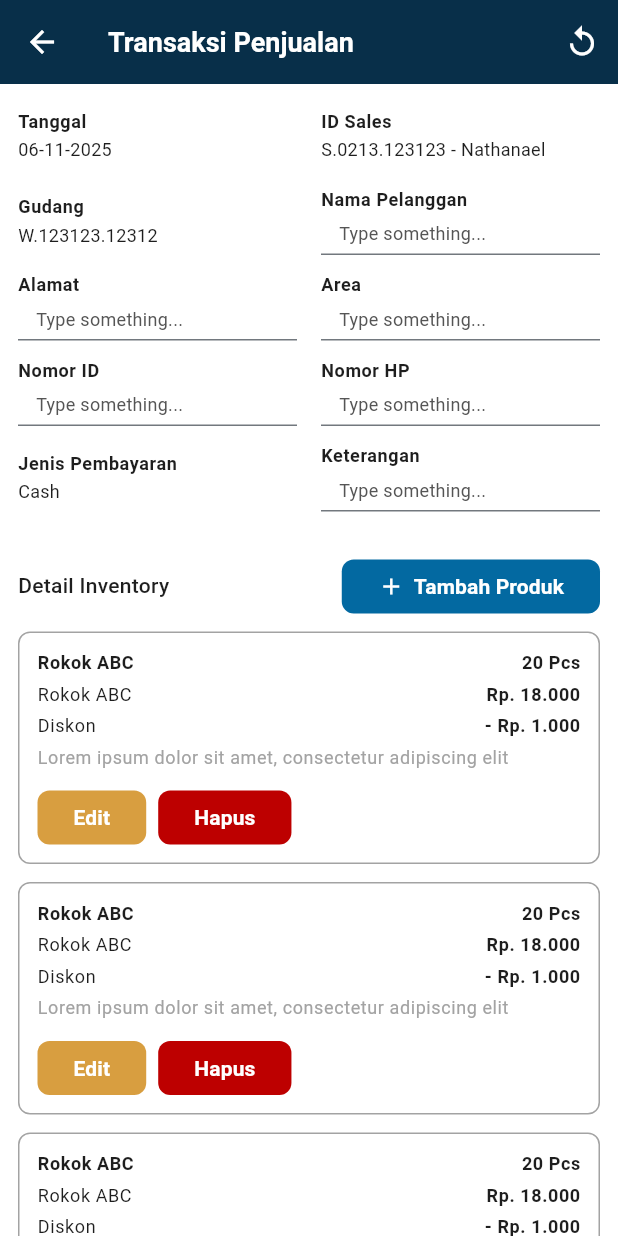
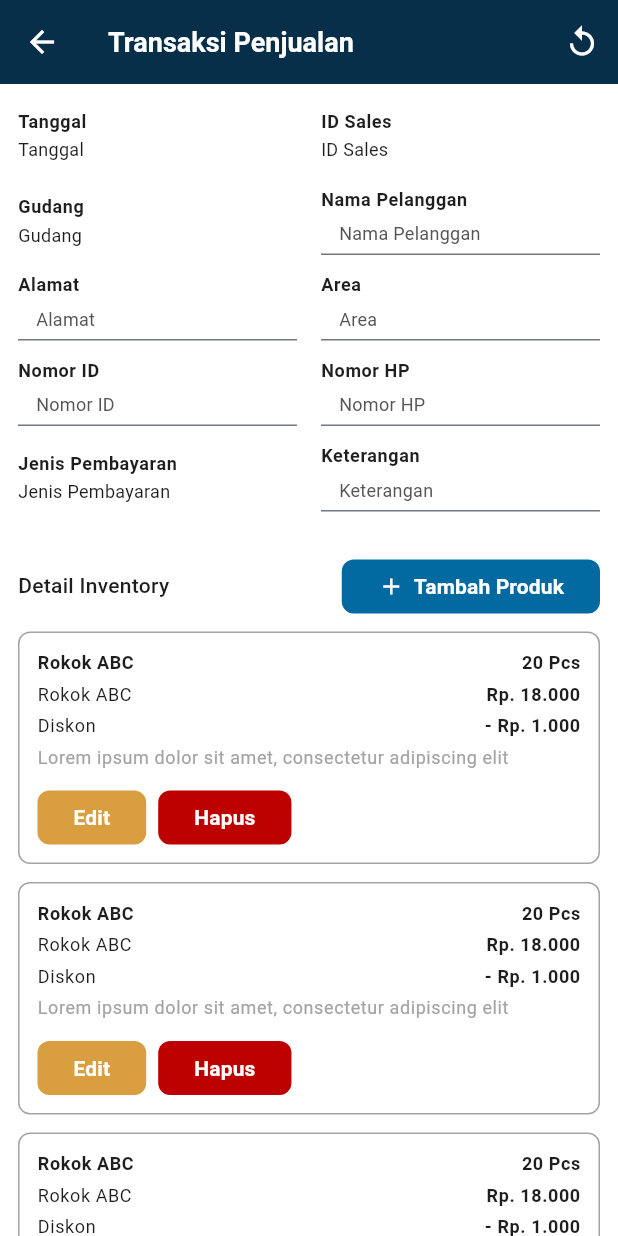
Before and after one commit to rezakurniagenesys-hash/SAIL-IN-CO, a Flutter app: the SalesTransactionScreen screen opened directly, on a phone screen of 412 x 824 dp. Run offline on Flutter 3.47's test engine with Material 3 defaults, Android fonts, the phone set to English and light mode, and no system bars; our stand-ins replace auto_size_text, connectivity_plus, dio, fl_chart, flutter_svg, image_picker and 3 more; accounts and stored records are empty.

Commit message:
update label language payment

```diff
--- a/lib/l10n/app_id.arb
+++ b/lib/l10n/app_id.arb
@@ -176,5 +176,15 @@
   "setting_address": "Alamat",
   "setting_phoneNumber": "Nomor HP",
   "setting_newPassword": "Kata Sandi Baru",
-  "setting_saveChanges": "Simpan Perubahan"
+  "setting_saveChanges": "Simpan Perubahan",
+  "payment_quickSalesPayment": "Pembayaran Penjualan Cepat",
+  "payment_totalAmount": "Jumlah Total",
+  "payment_remainingPayment": "Sisa Pembayaran",
+  "payment_returnId": "ID Retur",
+  "payment_returnValue": "Nilai Retur",
+  "payment_paymentMethod": "Metode Pembayaran",
+  "payment_pendingPayment": "Pembayaran Tertunda",
+  "payment_confirmPayment": "Konfirmasi Pembayaran",
+  "payment_salesOrderPayment": "Pembayaran Sales Order",
+  "payment_returnPayment": "Pembayaran Retur"
 }
--- a/lib/l10n/app_localizations.dart
+++ b/lib/l10n/app_localizations.dart
@@ -1102,6 +1102,66 @@ abstract class AppLocalizations {
   /// In en, this message translates to:
   /// **'Save Changes'**
   String get setting_saveChanges;
+
+  /// No description provided for @payment_quickSalesPayment.
+  ///
+  /// In en, this message translates to:
+  /// **'Quick Sales Payment'**
+  String get payment_quickSalesPayment;
+
+  /// No description provided for @payment_totalAmount.
+  ///
+  /// In en, this message translates to:
+  /// **'Total Amount'**
+  String get payment_totalAmount;
+
+  /// No description provided for @payment_remainingPayment.
+  ///
+  /// In en, this message translates to:
+  /// **'Remaining Payment'**
+  String get payment_remainingPayment;
+
+  /// No description provided for @payment_returnId.
+  ///
+  /// In en, this message translates to:
+  /// **'Return ID'**
+  String get payment_returnId;
+
+  /// No description provided for @payment_returnValue.
+  ///
+  /// In en, this message translates to:
+  /// **'Return Value'**
+  String get payment_returnValue;
+
+  /// No description provided for @payment_paymentMethod.
+  ///
+  /// In en, this message translates to:
+  /// **'Payment Method'**
+  String get payment_paymentMethod;
+
+  /// No description provided for @payment_pendingPayment.
+  ///
+  /// In en, this message translates to:
+  /// **'Pending Payment'**
+  String get payment_pendingPayment;
+
+  /// No description provided for @payment_confirmPayment.
+  ///
+  /// In en, this message translates to:
+  /// **'Confirm Payment'**
+  String get payment_confirmPayment;
+
+  /// No description provided for @payment_salesOrderPayment.
+  ///
+  /// In en, this message translates to:
+  /// **'Sales Order Payment'**
+  String get payment_salesOrderPayment;
+
+  /// No description provided for @payment_returnPayment.
+  ///
+  /// In en, this message translates to:
+  /// **'Return Payment'**
+  String get payment_returnPayment;
 }
 
 class _AppLocalizationsDelegate extends LocalizationsDelegate<AppLocalizations> {
--- a/lib/l10n/app_localizations_id.dart
+++ b/lib/l10n/app_localizations_id.dart
@@ -513,4 +513,34 @@ class AppLocalizationsId extends AppLocalizations {
 
   @override
   String get setting_saveChanges => 'Simpan Perubahan';
+
+  @override
+  String get payment_quickSalesPayment => 'Pembayaran Penjualan Cepat';
+
+  @override
+  String get payment_totalAmount => 'Jumlah Total';
+
+  @override
+  String get payment_remainingPayment => 'Sisa Pembayaran';
+
+  @override
+  String get payment_returnId => 'ID Retur';
+
+  @override
+  String get payment_returnValue => 'Nilai Retur';
+
+  @override
+  String get payment_paymentMethod => 'Metode Pembayaran';
+
+  @override
+  String get payment_pendingPayment => 'Pembayaran Tertunda';
+
+  @override
+  String get payment_confirmPayment => 'Konfirmasi Pembayaran';
+
+  @override
+  String get payment_salesOrderPayment => 'Pembayaran Sales Order';
+
+  @override
+  String get payment_returnPayment => 'Pembayaran Retur';
 }
--- a/lib/l10n/object/app_id.json
+++ b/lib/l10n/object/app_id.json
@@ -202,5 +202,19 @@
         "phoneNumber": "Nomor HP",
         "newPassword": "Kata Sandi Baru",
         "saveChanges": "Simpan Perubahan"
+    },
+
+
+    "payment": {
+        "quickSalesPayment": "Pembayaran Penjualan Cepat",
+        "totalAmount": "Jumlah Total",
+        "remainingPayment": "Sisa Pembayaran",
+        "returnId": "ID Retur",
+        "returnValue": "Nilai Retur",
+        "paymentMethod": "Metode Pembayaran",
+        "pendingPayment": "Pembayaran Tertunda",
+        "confirmPayment": "Konfirmasi Pembayaran",
+        "salesOrderPayment": "Pembayaran Sales Order",
+        "returnPayment": "Pembayaran Retur"
     }
 }
--- a/lib/ui/screens/customer_detail/customer_edit/customer_edit_screen.dart
+++ b/lib/ui/screens/customer_detail/customer_edit/customer_edit_screen.dart
@@ -25,10 +25,10 @@ class CustomerEditScreen extends StatelessWidget {
                 spacing: 14,
                 crossAxisAlignment: CrossAxisAlignment.start,
                 children: [
-                  inputItem(l.customerDetail_customerName, 'Type something...'),
-                  inputItem(l.customerDetail_labelAddress, 'Type something...'),
-                  inputItem(l.customerDetail_labelArea, 'Type something...'),
-                  inputItem(l.customerDetail_labelPhoneNumber, 'Type something...'),
+                  inputItem(l.customerDetail_customerName, l.customerDetail_customerName),
+                  inputItem(l.customerDetail_labelAddress, l.customerDetail_labelAddress),
+                  inputItem(l.customerDetail_labelArea, l.customerDetail_labelArea),
+                  inputItem(l.customerDetail_labelPhoneNumber, l.customerDetail_labelPhoneNumber),
                   AppDropdownField(
                     borderSideColor: AppColors.neutral400,
                     label: l.customerDetail_labelCustomerType,
--- a/lib/ui/screens/transactions/sales_transaction_screen.dart
+++ b/lib/ui/screens/transactions/sales_transaction_screen.dart
@@ -31,11 +31,11 @@ class SalesTransactionScreen extends StatelessWidget {
                       spacing: 12,
                       crossAxisAlignment: CrossAxisAlignment.start,
                       children: [
-                        infoItem(l.transaction_date, '06-11-2025'),
-                        infoItem(l.transaction_warehouse, 'W.123123.12312'),
-                        inputItem(l.transaction_address, 'Type something...'),
-                        inputItem(l.transaction_idNumber, 'Type something...'),
-                        infoItem(l.transaction_paymentType, 'Cash'),
+                        infoItem(l.transaction_date, l.transaction_date),
+                        infoItem(l.transaction_warehouse, l.transaction_warehouse),
+                        inputItem(l.transaction_address, l.transaction_address),
+                        inputItem(l.transaction_idNumber, l.transaction_idNumber),
+                        infoItem(l.transaction_paymentType, l.transaction_paymentType),
                       ],
                     ),
                   ),
@@ -45,11 +45,11 @@ class SalesTransactionScreen extends StatelessWidget {
                       spacing: 12,
                       crossAxisAlignment: CrossAxisAlignment.start,
                       children: [
-                        infoItem(l.transaction_salesId, 'S.0213.123123 - Nathanael'),
-                        inputItem(l.transaction_customerName, 'Type something...'),
-                        inputItem(l.transaction_area, 'Type something...'),
-                        inputItem(l.transaction_phoneNumber, 'Type something...'),
-                        inputItem(l.transaction_remarks, 'Type something...'),
+                        infoItem(l.transaction_salesId, l.transaction_salesId),
+                        inputItem(l.transaction_customerName, l.transaction_customerName),
+                        inputItem(l.transaction_area, l.transaction_area),
+                        inputItem(l.transaction_phoneNumber, l.transaction_phoneNumber),
+                        inputItem(l.transaction_remarks, l.transaction_remarks),
                       ],
                     ),
                   ),
```
Also changed, not shown: lib/l10n/app_en.arb (+11 -1 lines), lib/l10n/app_localizations_en.dart (+30 -0 lines), lib/l10n/object/app_en.json (+13 -0 lines), lib/ui/screens/payment/payment_screen.dart (+25 -10 lines), 1 other file.
